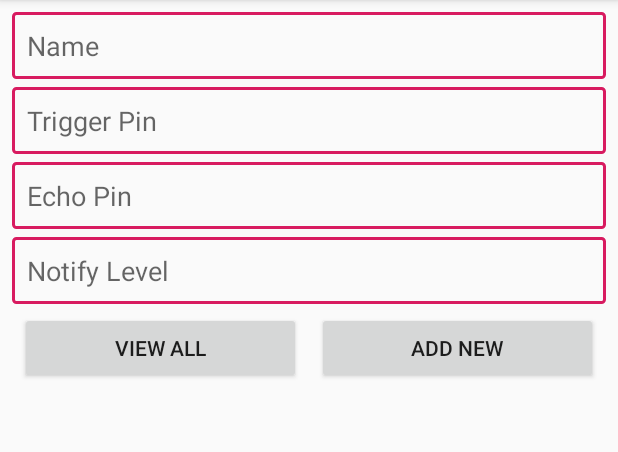
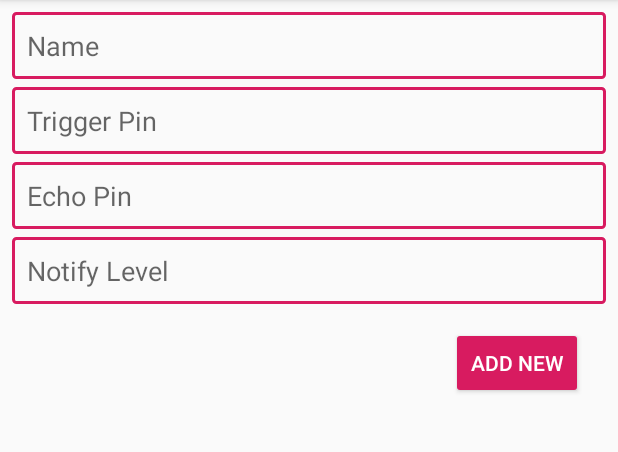
Before and after one commit to mohammadraasel/GarbageCollectorIOT, an Android app: the screen it shows after launch (MainActivity), after a tap on an icon or button, on a phone screen of 412 x 824 dp, the part 84-536 px from its top. Run offline under Robolectric (Android 15) with nearby library versions, the phone set to English and light mode, and no system bars; libraries missing offline, so code that uses them is left out: com.github.nkzawa.socketio; 8 statements that could not run were skipped.

Commit message:
SocketServer connected with Android app

```diff
--- a/CollectionNotifier/app/build.gradle
+++ b/CollectionNotifier/app/build.gradle
@@ -26,6 +26,7 @@ dependencies {
     implementation fileTree(include: ['*.jar'], dir: 'libs')
     implementation 'com.android.support:appcompat-v7:28.0.0'
     implementation 'com.android.support.constraint:constraint-layout:1.1.3'
+    implementation 'com.google.code.gson:gson:2.8.5'
     implementation('com.github.nkzawa:socket.io-client:0.5.0') {
         exclude group: 'org.json', module: 'json'
     }
--- a/CollectionNotifier/app/src/main/java/com/fahimshahrierrasel/collectionnotifier/CollectionNotifier.java
+++ b/CollectionNotifier/app/src/main/java/com/fahimshahrierrasel/collectionnotifier/CollectionNotifier.java
@@ -11,7 +11,7 @@ public class CollectionNotifier extends Application {
     private Socket mSocket;
     {
         try {
-            mSocket = IO.socket("http://192.168.0.108:3000");
+            mSocket = IO.socket("http://192.168.0.3:3000");
         } catch (URISyntaxException e) {
             throw new RuntimeException(e);
         }
--- a/CollectionNotifier/app/src/main/java/com/fahimshahrierrasel/collectionnotifier/adapter/BinAdapter.java
+++ b/CollectionNotifier/app/src/main/java/com/fahimshahrierrasel/collectionnotifier/adapter/BinAdapter.java
@@ -12,6 +12,7 @@ import com.fahimshahrierrasel.collectionnotifier.R;
 import com.fahimshahrierrasel.collectionnotifier.model.Bin;
 
 import java.util.List;
+import java.util.Locale;
 
 public class BinAdapter extends RecyclerView.Adapter<BinAdapter.ViewHolder> {
 
@@ -65,8 +66,8 @@ public class BinAdapter extends RecyclerView.Adapter<BinAdapter.ViewHolder> {
 
         public void bind(Bin bin, final Listener listener) {
             textViewBinName.setText(bin.getName());
-            textViewBinCleanCount.setText(bin.getCount());
-            textViewBinStatus.setText(bin.getStatus());
+            textViewBinCleanCount.setText(String.format(Locale.US, "Cleaned %d times", bin.getCount()));
+            textViewBinStatus.setText(String.format("Status: %s", bin.getStatus().toUpperCase()));
             itemView.setOnClickListener(view -> listener.onItemClick(bin));
         }
 
--- a/CollectionNotifier/app/src/main/java/com/fahimshahrierrasel/collectionnotifier/fragment/HomeFragment.java
+++ b/CollectionNotifier/app/src/main/java/com/fahimshahrierrasel/collectionnotifier/fragment/HomeFragment.java
@@ -7,14 +7,23 @@ import android.support.design.widget.FloatingActionButton;
 import android.support.v4.app.Fragment;
 import android.support.v7.widget.LinearLayoutManager;
 import android.support.v7.widget.RecyclerView;
+import android.util.Log;
 import android.view.LayoutInflater;
 import android.view.View;
 import android.view.ViewGroup;
 import android.widget.Toast;
 
+import com.fahimshahrierrasel.collectionnotifier.CollectionNotifier;
 import com.fahimshahrierrasel.collectionnotifier.R;
 import com.fahimshahrierrasel.collectionnotifier.adapter.BinAdapter;
 import com.fahimshahrierrasel.collectionnotifier.model.Bin;
+import com.github.nkzawa.socketio.client.Socket;
+import com.google.gson.Gson;
+import com.google.gson.JsonObject;
+
+import org.json.JSONArray;
+import org.json.JSONException;
+import org.json.JSONObject;
 
 import java.util.ArrayList;
 import java.util.List;
@@ -22,6 +31,9 @@ import java.util.List;
 public class HomeFragment extends Fragment {
     RecyclerView recyclerViewBins;
     FloatingActionButton fabCreateBin;
+    private Socket mSocket;
+
+    private String TAG = getClass().getSimpleName();
 
     public HomeFragment() {
     }
@@ -35,17 +47,30 @@ public class HomeFragment extends Fragment {
     public View onCreateView(@NonNull LayoutInflater inflater, @Nullable ViewGroup container,
                              @Nullable Bundle savedInstanceState) {
         View root = inflater.inflate(R.layout.fragment_home, container, false);
+
         bindViews(root);
 
-        List<Bin> bins = new ArrayList<>();
-        bins.add(new Bin("Bin One", "Cleaned 1 Times", "Status: Active"));
-        bins.add(new Bin("Bin Two", "Cleaned 2 Times", "Status: Active"));
-        bins.add(new Bin("Bin Three", "Cleaned 3 Times", "Status: Inactive"));
+        CollectionNotifier app = (CollectionNotifier) getActivity().getApplication();
+        mSocket = app.getSocket();
+        mSocket.connect();
+        Gson gson = new Gson();
 
-        BinAdapter binAdapter = new BinAdapter(bins, this::onItemClick);
-        recyclerViewBins.setAdapter(binAdapter);
-        recyclerViewBins.setLayoutManager(new LinearLayoutManager(getContext(),
-                LinearLayoutManager.VERTICAL, false));
+        mSocket.on("take_all", args -> {
+            getActivity().runOnUiThread(() -> {
+                List<Bin> bins = new ArrayList<>();
+                JSONArray array = (JSONArray) args[0];
+                for (int i = 0; i < array.length(); i++) {
+                    try {
+                        Bin bin = gson.fromJson(array.getJSONObject(i).toString(), Bin.class);
+                        bins.add(bin);
+                    } catch (JSONException e) {
+                        e.printStackTrace();
+                    }
+                }
+                populateRecyclerView(bins);
+            });
+        });
+
 
         fabCreateBin.setOnClickListener(v -> {
             getActivity().getSupportFragmentManager()
@@ -58,10 +83,24 @@ public class HomeFragment extends Fragment {
         return root;
     }
 
+    @Override
+    public void onStart() {
+        super.onStart();
+
+        mSocket.emit("get_all", new JSONObject());
+    }
+
+    private void populateRecyclerView(List<Bin> bins) {
+        BinAdapter binAdapter = new BinAdapter(bins, this::onItemClick);
+        recyclerViewBins.setAdapter(binAdapter);
+        recyclerViewBins.setLayoutManager(new LinearLayoutManager(getContext(),
+                LinearLayoutManager.VERTICAL, false));
+    }
+
     public void onItemClick(Bin bin) {
         getActivity().getSupportFragmentManager()
                 .beginTransaction()
-                .replace(R.id.fragment_placeholder, BinDetailsFragment.newInstance())
+                .replace(R.id.fragment_placeholder, BinDetailsFragment.newInstance(bin.getId()))
                 .addToBackStack(null)
                 .commit();
     }
--- a/CollectionNotifier/app/src/main/res/layout/fragment_create_bin.xml
+++ b/CollectionNotifier/app/src/main/res/layout/fragment_create_bin.xml
@@ -47,25 +47,14 @@
         android:inputType="numberDecimal"
         android:padding="10dp" />
 
-    <LinearLayout
-        android:layout_width="match_parent"
+
+    <Button
+        android:id="@+id/button_add_sensor"
+        style="@style/Widget.AppCompat.Button.Colored"
+        android:layout_width="wrap_content"
         android:layout_height="wrap_content"
-        android:orientation="horizontal">
+        android:layout_gravity="end"
+        android:layout_margin="15dp"
+        android:text="@string/add_new" />
 
-        <Button
-            android:id="@+id/button_view_all"
-            android:layout_width="wrap_content"
-            android:layout_height="wrap_content"
-            android:layout_margin="5dp"
-            android:layout_weight="1"
-            android:text="@string/view_all" />
-
-        <Button
-            android:id="@+id/button_add_sensor"
-            android:layout_width="wrap_content"
-            android:layout_height="wrap_content"
-            android:layout_margin="5dp"
-            android:layout_weight="1"
-            android:text="@string/add_new" />
-    </LinearLayout>
 </LinearLayout>
--- a/CollectionNotifier/app/src/main/res/layout/item_bin.xml
+++ b/CollectionNotifier/app/src/main/res/layout/item_bin.xml
@@ -42,7 +42,7 @@
                 android:layout_width="match_parent"
                 android:layout_height="wrap_content"
                 android:padding="1dp"
-                android:text="10 times cleaned this month"
+                android:text="10 times cleaned"
                 android:textColor="@android:color/background_dark" />
 
             <TextView
```
Also changed, not shown: CollectionNotifier/app/src/main/java/com/fahimshahrierrasel/collectionnotifier/fragment/BinDetailsFragment.java (+68 -14 lines), CollectionNotifier/app/src/main/java/com/fahimshahrierrasel/collectionnotifier/fragment/CreateBinFragment.java (+11 -16 lines), CollectionNotifier/app/src/main/java/com/fahimshahrierrasel/collectionnotifier/model/Bin.java (+171 -9 lines), 1 other file.
